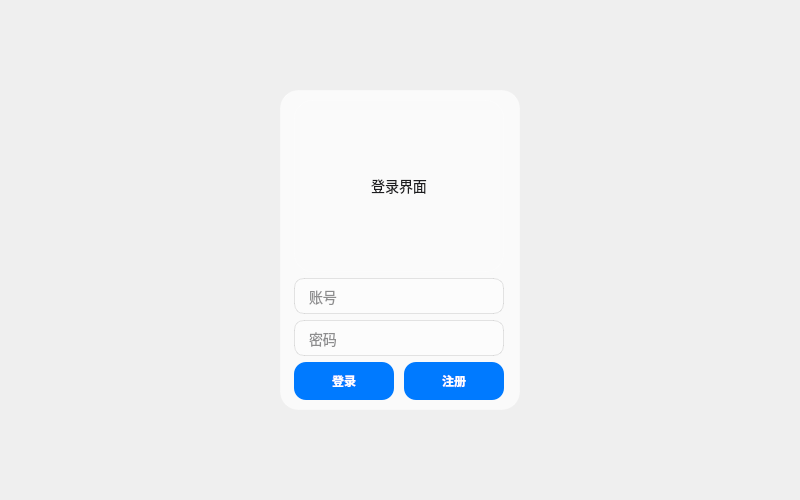
MatthewVork/project_testing_0302, file project_testing_0302/loginwidget.ui: the form before one commit.
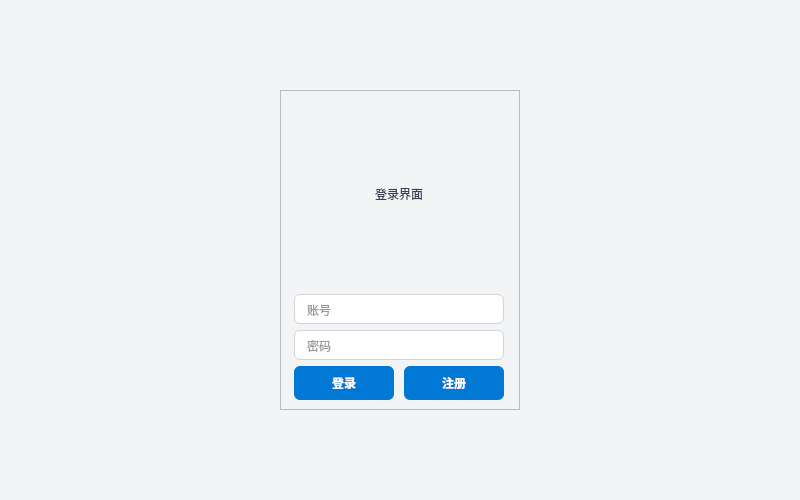
The form after the commit.

```diff
--- a/project_testing_0302/loginwidget.ui
+++ b/project_testing_0302/loginwidget.ui
@@ -14,84 +14,97 @@
    <string>Form</string>
   </property>
   <property name="styleSheet">
-   <string notr="true">/* --- 1. 全局基础设定 --- */
+   <string notr="true">/* ================= 1. 全局背景与字体 ================= */
 QWidget {
-    font-family: &quot;SF Pro Display&quot;, &quot;Helvetica Neue&quot;, &quot;Segoe UI&quot;, &quot;Microsoft YaHei&quot;;
-    color: #1d1d1f; /* 苹果标准深灰色文本 */
-    outline: none;  /* 去掉点击时的虚线框 */
+    background-color: #F3F4F6;
+    color: #333333;
+    font-family: &quot;Microsoft YaHei&quot;;
 }
 
-/* --- 2. 通用容器 (如你的 loginCard) --- */
-/* 只要是 QFrame 都会自动变成这种半透明磨砂质感 */
-QFrame {
-    background-color: rgba(255, 255, 255, 0.7); 
-    border: 1px solid rgba(255, 255, 255, 0.3);
-    border-radius: 18px;
-}
-
-/* --- 3. 通用输入框 (QLineEdit, QTextEdit) --- */
-QLineEdit, QTextEdit {
-    background-color: rgba(255, 255, 255, 0.5);
-    border: 1px solid rgba(0, 0, 0, 0.1);
-    border-radius: 10px;
-    padding: 8px 12px;
-    font-size: 14px;
-}
-
-/* 输入框聚焦效果：标志性的蓝色光晕 */
-QLineEdit:focus, QTextEdit:focus {
-    border: 2px solid #007AFF;
-    background-color: rgba(255, 255, 255, 0.9);
-}
-
-/* --- 4. 通用按钮 (QPushButton) --- */
+/* ================= 2. 极其丝滑的扁平化按钮 ================= */
 QPushButton {
-    background-color: #007AFF; /* 苹果蓝 */
+    background-color: #0078D4; 
     color: white;
     border: none;
-    border-radius: 12px;
-    padding: 10px 20px;
-    font-weight: 600;
+    border-radius: 6px; 
+    padding: 8px 16px;
+    font-weight: bold;
 }
-
-/* 鼠标悬停：颜色略微加深 */
 QPushButton:hover {
     background-color: #0063CC;
 }
-
-/* 按下：明显的反馈感 */
 QPushButton:pressed {
     background-color: #0051A8;
 }
-
-/* 禁用状态：变灰 */
 QPushButton:disabled {
-    background-color: #d2d2d7;
-    color: #86868b;
+    background-color: #CCCCCC; 
+    color: #888888;
 }
 
-/* --- 5. 标签与文本 (QLabel) --- */
+/* ================= 3. 输入框的现代感 ================= */
+QLineEdit, QTextEdit {
+    border: 1px solid #D1D5DB;
+    border-radius: 6px;
+    padding: 6px 10px;
+    background-color: #FFFFFF;
+    selection-background-color: #0078D4;
+}
+QLineEdit:focus, QTextEdit:focus {
+    border: 2px solid #0078D4; 
+    background-color: #FAFCFF;
+}
+
+/* ================= 4. 左侧高级导航栏 ================= */
+QListWidget, QTreeWidget {
+    background-color: #FFFFFF;
+    border: 1px solid #E5E7EB;
+    border-radius: 8px;
+    outline: none; 
+}
+QListWidget::item, QTreeWidget::item {
+    padding: 10px;
+    border-radius: 4px;
+    margin: 2px 4px; 
+}
+QListWidget::item:hover, QTreeWidget::item:hover {
+    background-color: #F3F4F6; 
+}
+QListWidget::item:selected, QTreeWidget::item:selected {
+    background-color: #0078D4; 
+    color: white;
+}
+
+/* ================= 5. 表格极其干净的视觉 ================= */
+QTableWidget {
+    background-color: #FFFFFF;
+    border: 1px solid #E5E7EB;
+    border-radius: 8px;
+    gridline-color: #F3F4F6; 
+    selection-background-color: #E1F0FF; 
+    selection-color: #000000;
+}
+QHeaderView::section {
+    background-color: #F9FAFB;
+    border: none;
+    border-bottom: 2px solid #0078D4; 
+    padding: 8px;
+    font-weight: bold;
+    color: #4B5563;
+}
+
+/* ================= 6. 下拉框与标签 ================= */
+QComboBox {
+    border: 1px solid #D1D5DB;
+    border-radius: 6px;
+    padding: 4px 8px;
+    background-color: #FFFFFF;
+}
+QComboBox:hover {
+    border: 1px solid #0078D4;
+}
 QLabel {
-    background-color: transparent;
-    font-size: 14px;
-}
-
-/* --- 6. 滚动条美化 (QScrollBar) --- */
-/* 让滚动条像 iOS 一样简洁 */
-QScrollBar:vertical {
-    border: none;
-    background: rgba(0, 0, 0, 0.05);
-    width: 8px;
-    border-radius: 4px;
-}
-
-QScrollBar::handle:vertical {
-    background: rgba(0, 0, 0, 0.2);
-    border-radius: 4px;
-}
-
-QScrollBar::handle:vertical:hover {
-    background: rgba(0, 0, 0, 0.3);
+    background-color: transparent; 
+    color: #374151;
 }</string>
   </property>
   <layout class="QGridLayout" name="gridLayout">
```
Left out of the diff: 4 changed lines with no effect on the pictures.
